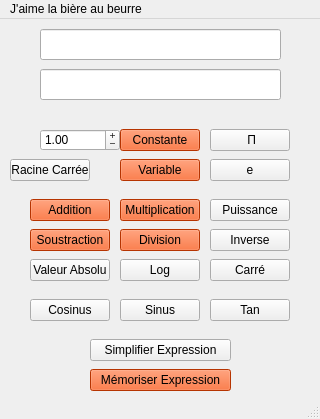
obalise/ExpressionProject, file saisieexpressionIHM.ui: the form before one commit.
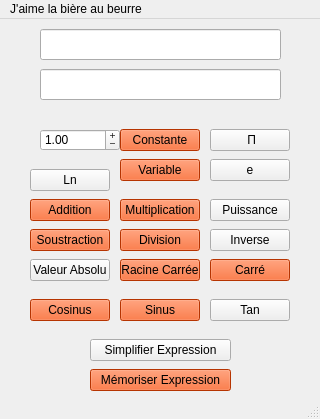
The form after the commit.

The edit to the form file:
```diff
--- a/saisieexpressionIHM.ui
+++ b/saisieexpressionIHM.ui
@@ -315,6 +315,19 @@
       <height>22</height>
      </rect>
     </property>
+    <property name="styleSheet">
+     <string notr="true">QPushButton{
+	background-color: #FF4901
+}
+
+QPushButton:pressed{
+	background-color: #FFA500
+}
+
+QPushButton:hover{
+	background-color: #63C5DA
+}</string>
+    </property>
     <property name="text">
      <string>Carré</string>
     </property>
@@ -348,14 +361,14 @@
    <widget class="QPushButton" name="Bouton_Log">
     <property name="geometry">
      <rect>
-      <x>120</x>
-      <y>240</y>
+      <x>30</x>
+      <y>150</y>
       <width>80</width>
       <height>22</height>
      </rect>
     </property>
     <property name="text">
-     <string>Log</string>
+     <string>Ln</string>
     </property>
    </widget>
    <widget class="QPushButton" name="Bouton_Cosinus">
@@ -367,6 +380,19 @@
       <height>22</height>
      </rect>
     </property>
+    <property name="styleSheet">
+     <string notr="true">QPushButton{
+	background-color: #FF4901
+}
+
+QPushButton:pressed{
+	background-color: #FFA500
+}
+
+QPushButton:hover{
+	background-color: #63C5DA
+}</string>
+    </property>
     <property name="text">
      <string>Cosinus</string>
     </property>
@@ -380,6 +406,19 @@
       <height>22</height>
      </rect>
     </property>
+    <property name="styleSheet">
+     <string notr="true">QPushButton{
+	background-color: #FF4901
+}
+
+QPushButton:pressed{
+	background-color: #FFA500
+}
+
+QPushButton:hover{
+	background-color: #63C5DA
+}</string>
+    </property>
     <property name="text">
      <string>Sinus</string>
     </property>
@@ -426,12 +465,25 @@
    <widget class="QPushButton" name="Bouton_RacineCarree">
     <property name="geometry">
      <rect>
-      <x>10</x>
-      <y>140</y>
+      <x>120</x>
+      <y>240</y>
       <width>80</width>
       <height>22</height>
      </rect>
     </property>
+    <property name="styleSheet">
+     <string notr="true">QPushButton{
+	background-color: #FF4901
+}
+
+QPushButton:pressed{
+	background-color: #FFA500
+}
+
+QPushButton:hover{
+	background-color: #63C5DA
+}</string>
+    </property>
     <property name="text">
      <string>Racine Carrée</string>
     </property>
```
Left out of the diff: 4 changed lines with no effect on the pictures.
